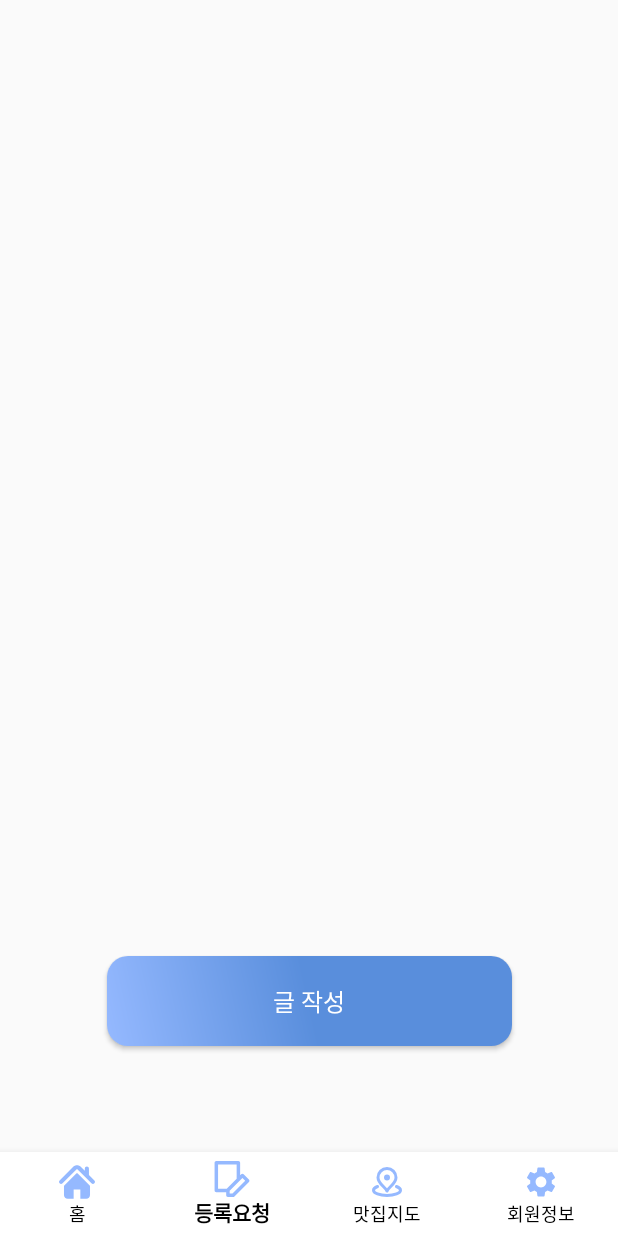
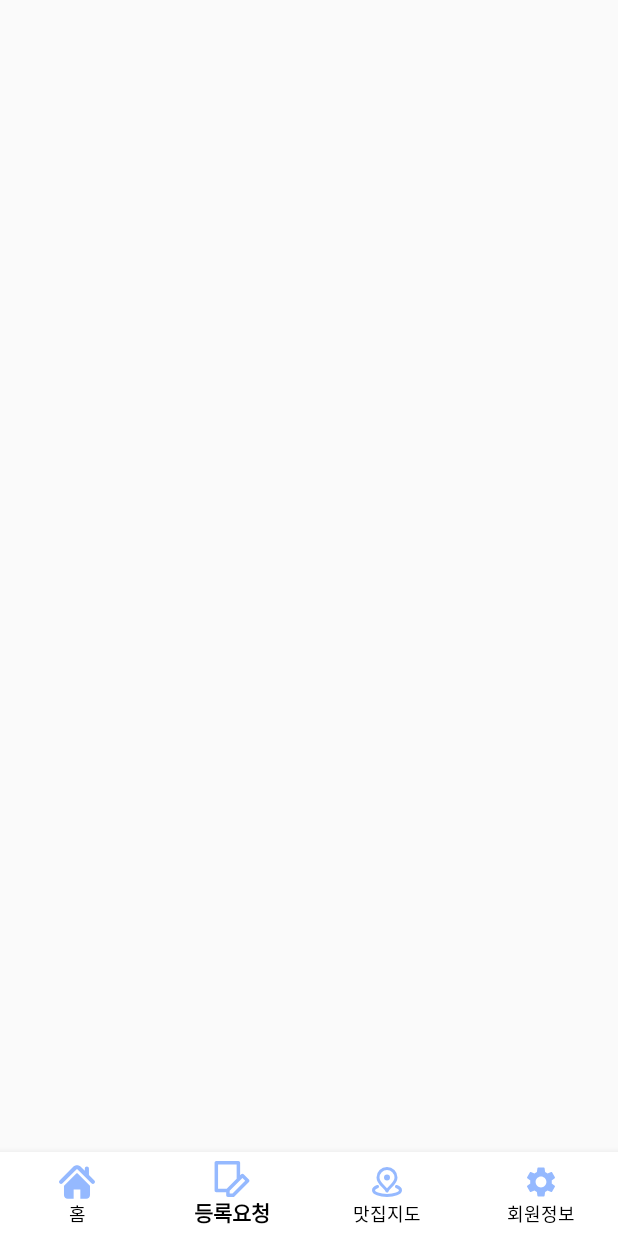
Before and after one commit to taegyeong0225/inha-food-review-app, an Android app: the screen it shows after launch (MainActivity), item 2 of the bottom bar chosen, on a phone screen of 412 x 824 dp. Run offline under Robolectric (Android 15) with nearby library versions, the phone set to English and light mode, and no system bars.

Commit message:
모든 탭에서 글 작성 버튼이 보이는 에러 수정

```diff
--- a/app/src/main/java/com/example/android_final_app/MainActivity.java
+++ b/app/src/main/java/com/example/android_final_app/MainActivity.java
@@ -57,7 +57,10 @@ public class MainActivity extends AppCompatActivity {
 
             if (itemId == R.id.fragment_home) {
                 selectedFragment = new HomeFragment();
-            } else if (itemId == R.id.fragment_register) {
+                binding.btnWritePost.setVisibility(View.VISIBLE); // 글 작성 버튼 보이기
+            } else {
+                binding.btnWritePost.setVisibility(View.GONE); // 글 작성 버튼 숨기기
+                if (itemId == R.id.fragment_register) {
                     selectedFragment = new RegisterFragment();
                 } else if (itemId == R.id.fragment_frequency) {
                     selectedFragment = new FrequencyFragment();
@@ -72,6 +75,7 @@ public class MainActivity extends AppCompatActivity {
                         selectedFragment = new SettingsFragment();
                     }
                 }
+            }
 
             if (selectedFragment != null) {
                 getSupportFragmentManager().beginTransaction().replace(R.id.main_container, selectedFragment).commit();
```
Lines whose indentation alone changed are shown as unchanged.
